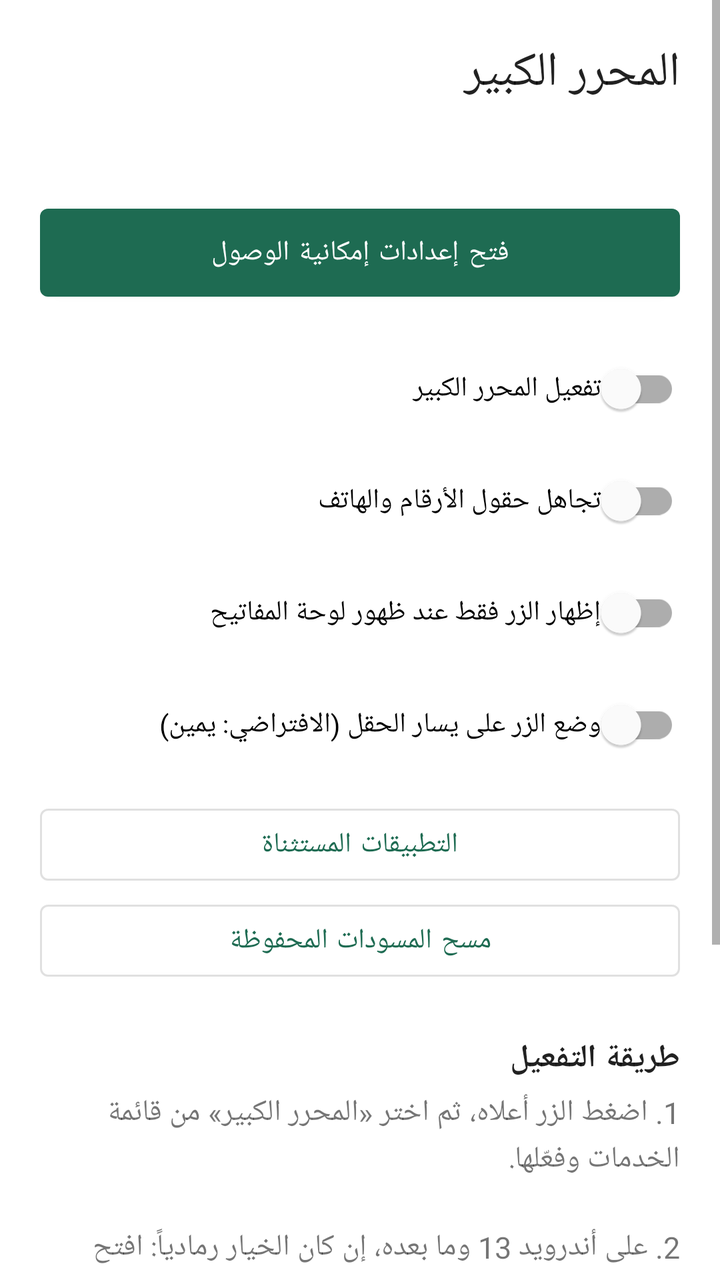
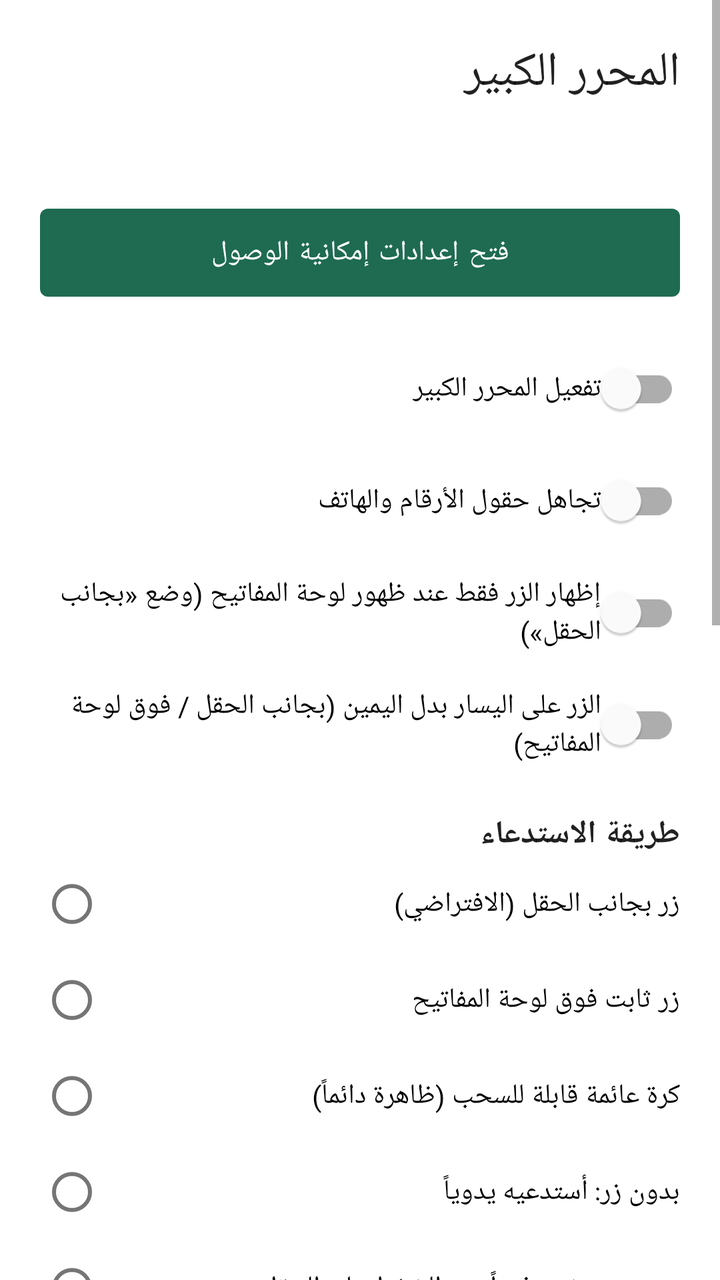

Compare the two renders of this Android layout. The source of the first and the diff that turns it into the second are given below.
<!-- AndroidManifest.xml: application theme Theme.BigType -->
<!-- res/layout/activity_main.xml -->
<?xml version="1.0" encoding="utf-8"?>
<ScrollView xmlns:android="http://schemas.android.com/apk/res/android"
    android:layout_width="match_parent"
    android:layout_height="match_parent"
    android:background="?attr/colorSurface"
    android:fillViewport="true">

    <LinearLayout
        android:layout_width="match_parent"
        android:layout_height="wrap_content"
        android:orientation="vertical"
        android:padding="20dp">

        <TextView
            android:layout_width="match_parent"
            android:layout_height="wrap_content"
            android:text="@string/app_name"
            android:textAppearance="?attr/textAppearanceHeadline5" />

        <TextView
            android:id="@+id/status"
            android:layout_width="match_parent"
            android:layout_height="wrap_content"
            android:layout_marginTop="8dp"
            android:textSize="16sp"
            android:textStyle="bold" />

        <com.google.android.material.button.MaterialButton
            android:id="@+id/openSettings"
            android:layout_width="match_parent"
            android:layout_height="56dp"
            android:layout_marginTop="16dp"
            android:text="@string/open_settings" />

        <com.google.android.material.switchmaterial.SwitchMaterial
            android:id="@+id/switchEnabled"
            android:layout_width="match_parent"
            android:layout_height="wrap_content"
            android:layout_marginTop="16dp"
            android:text="@string/switch_enabled" />

        <com.google.android.material.switchmaterial.SwitchMaterial
            android:id="@+id/switchSkipNumbers"
            android:layout_width="match_parent"
            android:layout_height="wrap_content"
            android:layout_marginTop="8dp"
            android:text="@string/switch_skip_numbers" />

        <com.google.android.material.switchmaterial.SwitchMaterial
            android:id="@+id/switchImeOnly"
            android:layout_width="match_parent"
            android:layout_height="wrap_content"
            android:layout_marginTop="8dp"
            android:text="إظهار الزر فقط عند ظهور لوحة المفاتيح" />

        <com.google.android.material.switchmaterial.SwitchMaterial
            android:id="@+id/switchLeft"
            android:layout_width="match_parent"
            android:layout_height="wrap_content"
            android:layout_marginTop="8dp"
            android:text="وضع الزر على يسار الحقل (الافتراضي: يمين)" />

        <com.google.android.material.button.MaterialButton
            android:id="@+id/btnExcluded"
            style="@style/Widget.MaterialComponents.Button.OutlinedButton"
            android:layout_width="match_parent"
            android:layout_height="wrap_content"
            android:layout_marginTop="12dp"
            android:text="التطبيقات المستثناة" />

        <com.google.android.material.button.MaterialButton
            android:id="@+id/btnClearDrafts"
            style="@style/Widget.MaterialComponents.Button.OutlinedButton"
            android:layout_width="match_parent"
            android:layout_height="wrap_content"
            android:text="مسح المسودات المحفوظة" />

        <TextView
            android:layout_width="match_parent"
            android:layout_height="wrap_content"
            android:layout_marginTop="24dp"
            android:text="@string/how_to_title"
            android:textAppearance="?attr/textAppearanceSubtitle1"
            android:textStyle="bold" />

        <TextView
            android:layout_width="match_parent"
            android:layout_height="wrap_content"
            android:layout_marginTop="6dp"
            android:lineSpacingExtra="3dp"
            android:text="@string/how_to_body"
            android:textSize="15sp" />

        <TextView
            android:layout_width="match_parent"
            android:layout_height="wrap_content"
            android:layout_marginTop="24dp"
            android:text="@string/try_title"
            android:textAppearance="?attr/textAppearanceSubtitle1"
            android:textStyle="bold" />

        <EditText
            android:id="@+id/tryField"
            android:layout_width="match_parent"
            android:layout_height="wrap_content"
            android:layout_marginTop="6dp"
            android:hint="@string/try_hint"
            android:importantForAutofill="no"
            android:inputType="text"
            android:minHeight="48dp" />
    </LinearLayout>
</ScrollView>
<!-- resources referenced by this layout -->
<resources>
  <string name="app_name">المحرر الكبير</string>
  <string name="how_to_body">1. اضغط الزر أعلاه، ثم اختر «المحرر الكبير» من قائمة الخدمات وفعّلها.\n\n2. على أندرويد 13 وما بعده، إن كان الخيار رمادياً: افتح معلومات التطبيق ← القائمة ⋮ ← «السماح بالإعدادات المقيّدة»، ثم ارجع وفعّل الخدمة.\n\n3. اضغط على أي حقل نص في أي تطبيق وستظهر نافذة الكتابة الكبيرة.</string>
  <string name="how_to_title">طريقة التفعيل</string>
  <string name="open_settings">فتح إعدادات إمكانية الوصول</string>
  <string name="switch_enabled">تفعيل المحرر الكبير</string>
  <string name="switch_skip_numbers">تجاهل حقول الأرقام والهاتف</string>
  <string name="try_hint">اضغط على هذا الحقل بعد تفعيل الخدمة</string>
  <string name="try_title">جرّب هنا</string>
  <style name="Theme.BigType" parent="Theme.MaterialComponents.DayNight.NoActionBar">
          <item name="colorPrimary">#1E6B52</item>
          <item name="colorOnPrimary">#FFFFFF</item>
          <item name="colorSecondary">#1E6B52</item>
      </style>
</resources>

<!-- the commit's change to res/layout/activity_main.xml (unified diff, before → after) -->
@@ -51,14 +51,73 @@
             android:layout_width="match_parent"
             android:layout_height="wrap_content"
             android:layout_marginTop="8dp"
-            android:text="إظهار الزر فقط عند ظهور لوحة المفاتيح" />
+            android:text="إظهار الزر فقط عند ظهور لوحة المفاتيح (وضع «بجانب الحقل»)" />
 
         <com.google.android.material.switchmaterial.SwitchMaterial
             android:id="@+id/switchLeft"
             android:layout_width="match_parent"
             android:layout_height="wrap_content"
             android:layout_marginTop="8dp"
-            android:text="وضع الزر على يسار الحقل (الافتراضي: يمين)" />
+            android:text="الزر على اليسار بدل اليمين (بجانب الحقل / فوق لوحة المفاتيح)" />
+
+        <TextView
+            android:layout_width="match_parent"
+            android:layout_height="wrap_content"
+            android:layout_marginTop="20dp"
+            android:text="طريقة الاستدعاء"
+            android:textAppearance="?attr/textAppearanceSubtitle1"
+            android:textStyle="bold" />
+
+        <RadioGroup
+            android:id="@+id/modeGroup"
+            android:layout_width="match_parent"
+            android:layout_height="wrap_content">
+
+            <RadioButton
+                android:id="@+id/modeNear"
+                android:layout_width="match_parent"
+                android:layout_height="wrap_content"
+                android:text="زر بجانب الحقل (الافتراضي)" />
+
+            <RadioButton
+                android:id="@+id/modeKeyboard"
+                android:layout_width="match_parent"
+                android:layout_height="wrap_content"
+                android:text="زر ثابت فوق لوحة المفاتيح" />
+
+            <RadioButton
+                android:id="@+id/modeFree"
+                android:layout_width="match_parent"
+                android:layout_height="wrap_content"
+                android:text="كرة عائمة قابلة للسحب (ظاهرة دائماً)" />
+
+            <RadioButton
+                android:id="@+id/modeHidden"
+                android:layout_width="match_parent"
+                android:layout_height="wrap_content"
+                android:text="بدون زر: أستدعيه يدوياً" />
+
+            <RadioButton
+                android:id="@+id/modeTap"
+                android:layout_width="match_parent"
+                android:layout_height="wrap_content"
+                android:text="بدون زر: يفتح فوراً عند الضغط على الحقل" />
+        </RadioGroup>
+
+        <TextView
+            android:layout_width="match_parent"
+            android:layout_height="wrap_content"
+            android:layout_marginTop="4dp"
+            android:lineSpacingExtra="2dp"
+            android:text="الاستدعاء اليدوي: من زر «المحرر الكبير» في مربع الإشعارات السريعة (أضفه من تعديل الأزرار)، أو من أيقونة «فتح المحرر» في قائمة التطبيقات، أو من زر إمكانية الوصول. يفتح المحرر للحقل المحدد، أو للحقل الوحيد الظاهر، وإن وُجد أكثر من حقل ولم تحدد أحدها فاضغط على الحقل المطلوب ليفتح فوراً."
+            android:textSize="13sp" />
+
+        <com.google.android.material.button.MaterialButton
+            android:id="@+id/btnAppearance"
+            android:layout_width="match_parent"
+            android:layout_height="wrap_content"
+            android:layout_marginTop="12dp"
+            android:text="تخصيص مظهر الكرة" />
 
         <com.google.android.material.button.MaterialButton
             android:id="@+id/btnExcluded"
